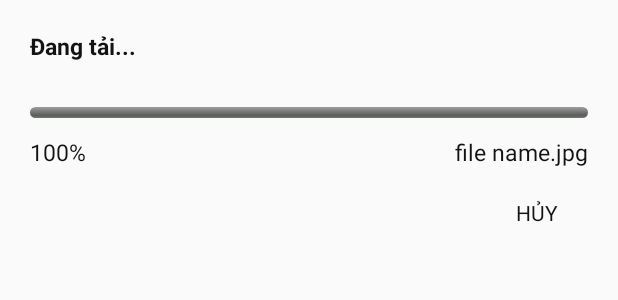
After one commit to tuancuongth88/app-nghetuvan, an Android app: the layout dialog_download_file.xml on its own in the app's theme, with its tools: preview values and no code run, on a phone screen of 412 x 824 dp. The commit adds this screen. Shown: the top 300 px of the screen. Run offline under Robolectric (Android 15) with nearby library versions, the phone set to English and light mode, and no system bars.

Commit message:
download file document

```diff
--- a/app/src/main/java/haiphat/com/bds/nghetuvan/view/home/fragment/FinancialPackageFragment.kt
+++ b/app/src/main/java/haiphat/com/bds/nghetuvan/view/home/fragment/FinancialPackageFragment.kt
@@ -1,7 +1,6 @@
 package haiphat.com.bds.nghetuvan.view.home.fragment
 
 import android.databinding.DataBindingUtil
-import android.graphics.Bitmap
 import android.os.Bundle
 import android.support.v4.widget.SwipeRefreshLayout
 import android.view.LayoutInflater
--- a/app/src/main/java/haiphat/com/bds/nghetuvan/view/home/fragment/ProjectManagementFragment.kt
+++ b/app/src/main/java/haiphat/com/bds/nghetuvan/view/home/fragment/ProjectManagementFragment.kt
@@ -6,11 +6,8 @@ import android.view.LayoutInflater
 import android.view.View
 import android.view.ViewGroup
 import haiphat.com.bds.nghetuvan.R
-import haiphat.com.bds.nghetuvan.databinding.FragmentNewsInfoBinding
 import haiphat.com.bds.nghetuvan.databinding.FragmentProjectManagementBinding
 import haiphat.com.bds.nghetuvan.view.BaseFragment
-import haiphat.com.bds.nghetuvan.viewmodel.home.HomeInfoViewModel
-import org.sufficientlysecure.htmltextview.HtmlHttpImageGetter
 
 /**
  * Created by HUONG HA^P on 3/27/2018.
--- /dev/null
+++ b/app/src/main/res/layout/dialog_download_file.xml
@@ -0,0 +1,73 @@
+<?xml version="1.0" encoding="utf-8"?>
+<layout xmlns:android="http://schemas.android.com/apk/res/android"
+    xmlns:tools="http://schemas.android.com/tools">
+
+    <RelativeLayout
+        style="@style/matchWrap">
+
+        <TextView
+            android:id="@+id/tvTitle"
+            style="@style/matchWrap"
+            android:layout_gravity="center"
+            android:padding="20dp"
+            android:text="@string/text_processing"
+            android:textColor="@color/textLabel"
+            android:textSize="15sp"
+            android:textStyle="bold" />
+
+        <ProgressBar
+            android:id="@+id/pb_download_progress"
+            style="@android:style/Widget.ProgressBar.Horizontal"
+            android:layout_width="match_parent"
+            android:layout_height="7dp"
+            android:layout_below="@+id/tvTitle"
+            android:layout_marginTop="10dp"
+            android:paddingLeft="20dp"
+            android:paddingRight="20dp"
+            android:max="100"
+            android:progressTint="@color/colorPrimary" />
+
+        <LinearLayout
+            android:id="@+id/ln_download_progress"
+            style="@style/matchWrap"
+            android:layout_below="@+id/pb_download_progress"
+            android:layout_centerInParent="true"
+            android:layout_marginTop="12dp"
+            android:orientation="horizontal"
+            android:paddingLeft="20dp"
+            android:paddingRight="20dp">
+
+            <TextView
+                android:id="@+id/tvPercent"
+                style="@style/wrapContent"
+                android:textColor="@color/textLabel"
+                android:textSize="15sp"
+                tools:text="100%" />
+
+            <TextView
+                android:id="@+id/tvFileName"
+                style="@style/matchWrap"
+                android:gravity="right"
+                android:textColor="@color/textLabel"
+                android:textSize="15sp"
+                android:maxLines="1"
+                android:layout_marginLeft="10dp"
+                android:ellipsize="end"
+                tools:text="file name.jpg" />
+        </LinearLayout>
+
+        <TextView
+            android:id="@+id/tvCancel"
+            style="@style/wrapContent"
+            android:layout_below="@+id/ln_download_progress"
+            android:layout_alignParentRight="true"
+            android:layout_marginRight="20dp"
+            android:lineSpacingExtra="6dp"
+            android:padding="20dp"
+            android:text="@string/text_cancel"
+            android:textAllCaps="true"
+            android:textColor="@color/textLabel"
+            android:textSize="14sp" />
+
+    </RelativeLayout>
+</layout>
```
Also changed, not shown: app/src/main/java/haiphat/com/bds/nghetuvan/utils/dialog/DialogDownloadFile.kt (added, +151 -0 lines), app/src/main/java/haiphat/com/bds/nghetuvan/view/home/fragment/DocumentFragment.kt (+23 -3 lines).
